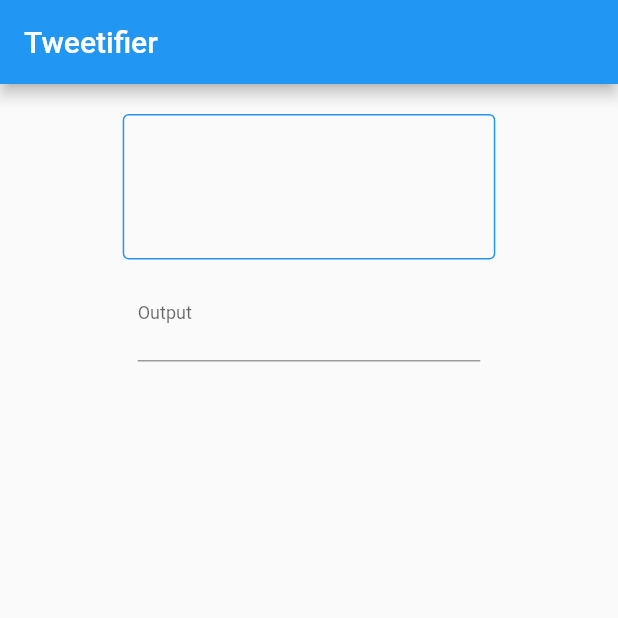
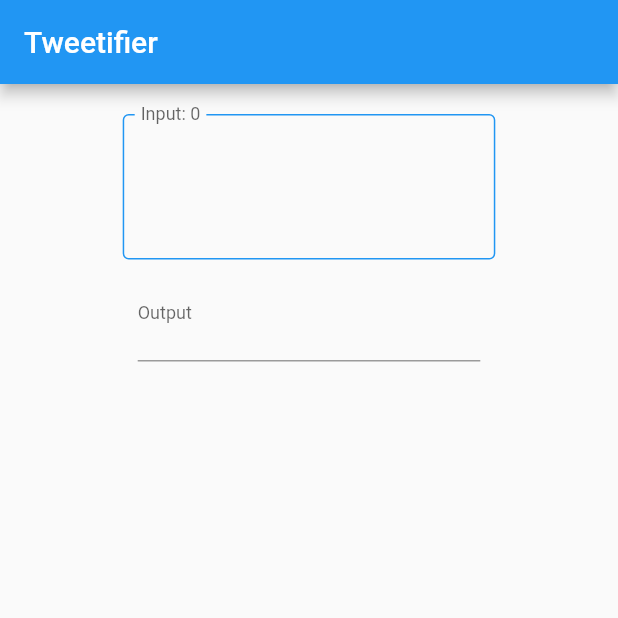
Before and after one commit to shantanugoel/tweetifier, a Flutter app: the screen it shows after launch, on a phone screen of 412 x 824 dp, the top half of it. Run offline on Flutter 3.47's test engine with Material 2 defaults, Android fonts, the light colour scheme and no system bars; missing offline and left inert: emojis, flutter_material_pickers.

Commit message:
Add input letter count

```diff
--- a/lib/widgets/input.dart
+++ b/lib/widgets/input.dart
@@ -2,8 +2,15 @@
 
 ValueNotifier<String> inputChangeNotifier = ValueNotifier("");
 
-class Input extends StatelessWidget {
+class Input extends StatefulWidget {
   const Input({Key? key}) : super(key: key);
+
+  @override
+  State<Input> createState() => _InputState();
+}
+
+class _InputState extends State<Input> {
+  int letterCount = 0;
 
   @override
   Widget build(BuildContext context) {
@@ -11,9 +18,11 @@
       keyboardType: TextInputType.multiline,
       minLines: 3,
       maxLines: 20,
-      decoration: const InputDecoration(
-        border: OutlineInputBorder(),
-        enabledBorder: OutlineInputBorder(
+      decoration: InputDecoration(
+        label: Text("Input: $letterCount"),
+        floatingLabelBehavior: FloatingLabelBehavior.always,
+        border: const OutlineInputBorder(),
+        enabledBorder: const OutlineInputBorder(
           borderSide: BorderSide(
             color: Colors.blue,
           ),
@@ -21,6 +30,9 @@
       ),
       onChanged: (String value) {
         inputChangeNotifier.value = value;
+        setState(() {
+          letterCount = value.length;
+        });
       },
     );
   }
```
